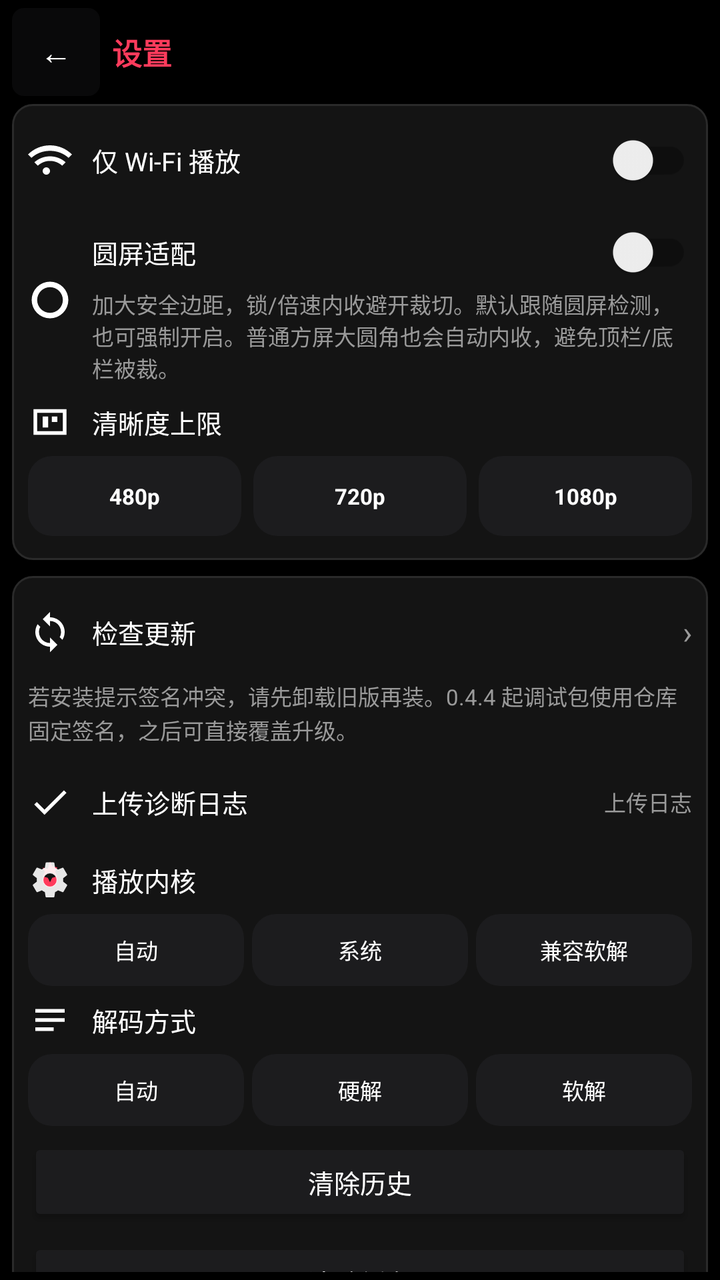
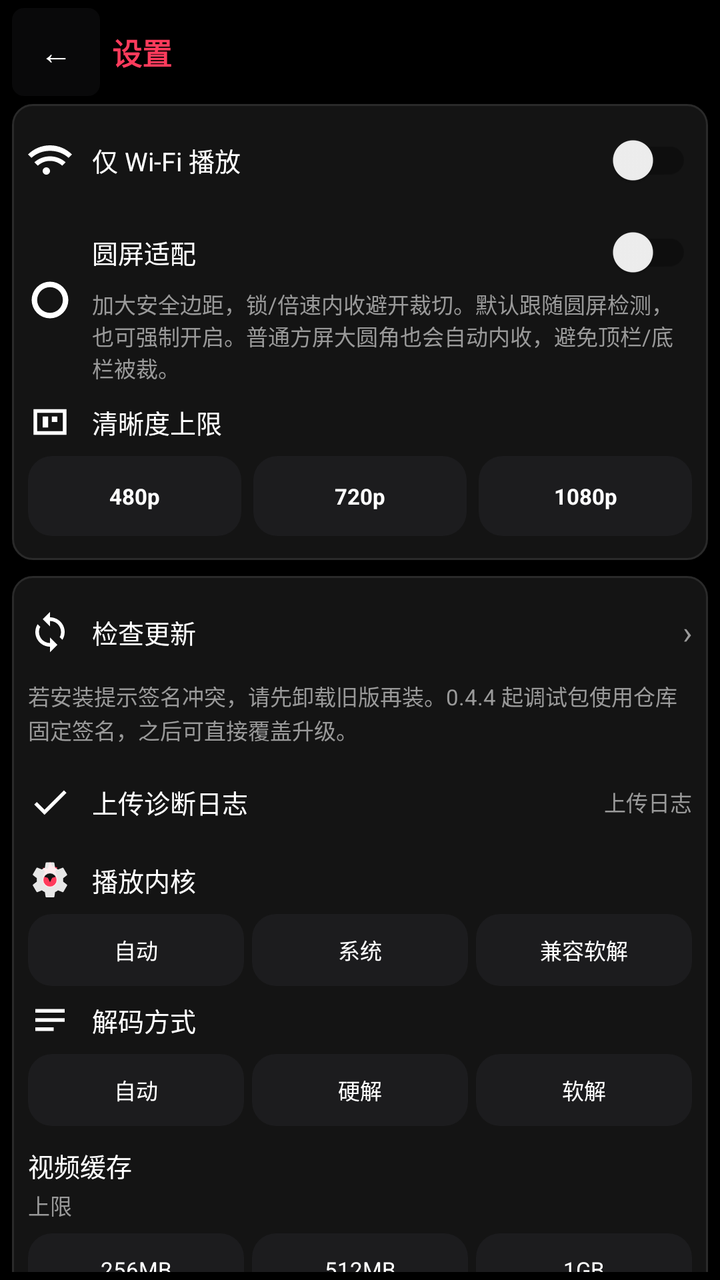

Screens rendered from an Android XML layout before and after an edit, with the pre-edit source and the edit as a unified diff.
<!-- AndroidManifest.xml: application theme Theme.HongguoWatch -->
<!-- res/layout/activity_settings.xml -->
<?xml version="1.0" encoding="utf-8"?>
<LinearLayout xmlns:android="http://schemas.android.com/apk/res/android"
    android:id="@+id/settingsRoot"
    android:layout_width="match_parent"
    android:layout_height="match_parent"
    android:background="@color/bg"
    android:orientation="vertical"
    android:paddingHorizontal="@dimen/watch_pad"
    android:paddingTop="@dimen/watch_pad_tight"
    android:paddingBottom="@dimen/watch_pad_tight">

    <LinearLayout
        android:layout_width="match_parent"
        android:layout_height="wrap_content"
        android:gravity="center_vertical"
        android:orientation="horizontal"
        android:paddingBottom="4dp">

        <TextView
            android:id="@+id/backButton"
            android:layout_width="44dp"
            android:layout_height="44dp"
            android:background="@drawable/bg_control_button"
            android:gravity="center"
            android:text="@string/back"
            android:textColor="@color/text_primary"
            android:textSize="16sp" />

        <TextView
            android:layout_width="0dp"
            android:layout_height="wrap_content"
            android:layout_marginStart="6dp"
            android:layout_weight="1"
            android:text="@string/tab_settings"
            android:textColor="@color/accent"
            android:textSize="@dimen/watch_title"
            android:textStyle="bold" />
    </LinearLayout>

    <ScrollView
        android:layout_width="match_parent"
        android:layout_height="0dp"
        android:layout_weight="1"
        android:overScrollMode="never"
        android:scrollbars="none">

        <LinearLayout
            android:layout_width="match_parent"
            android:layout_height="wrap_content"
            android:orientation="vertical"
            android:paddingBottom="8dp">

            <LinearLayout
                android:layout_width="match_parent"
                android:layout_height="wrap_content"
                android:background="@drawable/bg_setting_block"
                android:orientation="vertical"
                android:paddingVertical="4dp">

                <LinearLayout
                    android:layout_width="match_parent"
                    android:layout_height="48dp"
                    android:gravity="center_vertical"
                    android:orientation="horizontal"
                    android:paddingHorizontal="8dp">

                    <ImageView
                        android:layout_width="22dp"
                        android:layout_height="22dp"
                        android:contentDescription="@null"
                        android:src="@drawable/ic_settings_wifi" />

                    <androidx.appcompat.widget.SwitchCompat
                        android:id="@+id/wifiOnlySwitch"
                        android:layout_width="0dp"
                        android:layout_height="match_parent"
                        android:layout_marginStart="10dp"
                        android:layout_weight="1"
                        android:text="@string/wifi_only"
                        android:textColor="@color/text_primary"
                        android:textSize="@dimen/watch_body" />
                </LinearLayout>

                <LinearLayout
                    android:layout_width="match_parent"
                    android:layout_height="wrap_content"
                    android:gravity="center_vertical"
                    android:minHeight="48dp"
                    android:orientation="horizontal"
                    android:paddingHorizontal="8dp"
                    android:paddingVertical="4dp">

                    <ImageView
                        android:layout_width="22dp"
                        android:layout_height="22dp"
                        android:contentDescription="@null"
                        android:src="@drawable/ic_settings_round" />

                    <LinearLayout
                        android:layout_width="0dp"
                        android:layout_height="wrap_content"
                        android:layout_marginStart="10dp"
                        android:layout_weight="1"
                        android:orientation="vertical">

                        <androidx.appcompat.widget.SwitchCompat
                            android:id="@+id/roundAdaptSwitch"
                            android:layout_width="match_parent"
                            android:layout_height="wrap_content"
                            android:minHeight="36dp"
                            android:text="@string/round_adapt"
                            android:textColor="@color/text_primary"
                            android:textSize="@dimen/watch_body" />

                        <TextView
                            android:id="@+id/roundAdaptHint"
                            android:layout_width="match_parent"
                            android:layout_height="wrap_content"
                            android:text="@string/round_adapt_hint"
                            android:textColor="@color/text_secondary"
                            android:textSize="@dimen/watch_meta" />
                    </LinearLayout>
                </LinearLayout>

                <LinearLayout
                    android:layout_width="match_parent"
                    android:layout_height="wrap_content"
                    android:orientation="vertical"
                    android:paddingHorizontal="8dp"
                    android:paddingTop="4dp"
                    android:paddingBottom="8dp">

                    <LinearLayout
                        android:layout_width="match_parent"
                        android:layout_height="wrap_content"
                        android:gravity="center_vertical"
                        android:orientation="horizontal">

                        <ImageView
                            android:layout_width="22dp"
                            android:layout_height="22dp"
                            android:contentDescription="@null"
                            android:src="@drawable/ic_settings_quality" />

                        <TextView
                            android:layout_width="0dp"
                            android:layout_height="wrap_content"
                            android:layout_marginStart="10dp"
                            android:layout_weight="1"
                            android:text="@string/max_quality"
                            android:textColor="@color/text_primary"
                            android:textSize="@dimen/watch_body" />

                        <TextView
                            android:id="@+id/qualityStatus"
                            android:layout_width="wrap_content"
                            android:layout_height="wrap_content"
                            android:textColor="@color/text_secondary"
                            android:textSize="@dimen/watch_meta" />
                    </LinearLayout>

                    <LinearLayout
                        android:layout_width="match_parent"
                        android:layout_height="wrap_content"
                        android:layout_marginTop="6dp"
                        android:orientation="horizontal">

                        <TextView
                            android:id="@+id/quality480"
                            android:layout_width="0dp"
                            android:layout_height="40dp"
                            android:layout_marginEnd="4dp"
                            android:layout_weight="1"
                            android:background="@drawable/bg_quality_chip"
                            android:gravity="center"
                            android:text="480p"
                            android:textColor="@color/text_primary"
                            android:textSize="@dimen/watch_meta"
                            android:textStyle="bold" />

                        <TextView
                            android:id="@+id/quality720"
                            android:layout_width="0dp"
                            android:layout_height="40dp"
                            android:layout_marginHorizontal="2dp"
                            android:layout_weight="1"
                            android:background="@drawable/bg_quality_chip"
                            android:gravity="center"
                            android:text="720p"
                            android:textColor="@color/text_primary"
                            android:textSize="@dimen/watch_meta"
                            android:textStyle="bold" />

                        <TextView
                            android:id="@+id/quality1080"
                            android:layout_width="0dp"
                            android:layout_height="40dp"
                            android:layout_marginStart="4dp"
                            android:layout_weight="1"
                            android:background="@drawable/bg_quality_chip"
                            android:gravity="center"
                            android:text="1080p"
                            android:textColor="@color/text_primary"
                            android:textSize="@dimen/watch_meta"
                            android:textStyle="bold" />
                    </LinearLayout>

                    <Spinner
                        android:id="@+id/qualitySpinner"
                        android:layout_width="0dp"
                        android:layout_height="0dp"
                        android:visibility="gone" />
                </LinearLayout>
            </LinearLayout>

            <LinearLayout
                android:layout_width="match_parent"
                android:layout_height="wrap_content"
                android:layout_marginTop="8dp"
                android:background="@drawable/bg_setting_block"
                android:orientation="vertical"
                android:paddingVertical="4dp">

                <LinearLayout
                    android:id="@+id/checkUpdateButton"
                    android:layout_width="match_parent"
                    android:layout_height="48dp"
                    android:background="?attr/selectableItemBackground"
                    android:gravity="center_vertical"
                    android:orientation="horizontal"
                    android:paddingHorizontal="8dp">

                    <ImageView
                        android:layout_width="22dp"
                        android:layout_height="22dp"
                        android:contentDescription="@null"
                        android:src="@drawable/ic_settings_update" />

                    <TextView
                        android:layout_width="0dp"
                        android:layout_height="wrap_content"
                        android:layout_marginStart="10dp"
                        android:layout_weight="1"
                        android:text="@string/check_update"
                        android:textColor="@color/text_primary"
                        android:textSize="@dimen/watch_body" />

                    <TextView
                        android:id="@+id/versionLabel"
                        android:layout_width="wrap_content"
                        android:layout_height="wrap_content"
                        android:textColor="@color/text_secondary"
                        android:textSize="@dimen/watch_meta" />

                    <TextView
                        android:layout_width="wrap_content"
                        android:layout_height="wrap_content"
                        android:layout_marginStart="4dp"
                        android:text="@string/setting_chevron"
                        android:textColor="@color/text_secondary"
                        android:textSize="16sp" />
                </LinearLayout>

                <TextView
                    android:id="@+id/signingNote"
                    android:layout_width="match_parent"
                    android:layout_height="wrap_content"
                    android:paddingHorizontal="8dp"
                    android:paddingBottom="4dp"
                    android:lineSpacingExtra="1dp"
                    android:text="@string/update_signing_note"
                    android:textColor="@color/text_secondary"
                    android:textSize="@dimen/watch_meta" />

                <LinearLayout
                    android:id="@+id/uploadDiagButton"
                    android:layout_width="match_parent"
                    android:layout_height="48dp"
                    android:background="?attr/selectableItemBackground"
                    android:gravity="center_vertical"
                    android:orientation="horizontal"
                    android:paddingHorizontal="8dp">

                    <ImageView
                        android:layout_width="22dp"
                        android:layout_height="22dp"
                        android:contentDescription="@null"
                        android:src="@drawable/ic_settings_diag" />

                    <TextView
                        android:layout_width="0dp"
                        android:layout_height="wrap_content"
                        android:layout_marginStart="10dp"
                        android:layout_weight="1"
                        android:text="@string/upload_diagnostics"
                        android:textColor="@color/text_primary"
                        android:textSize="@dimen/watch_body" />

                    <TextView
                        android:layout_width="wrap_content"
                        android:layout_height="wrap_content"
                        android:text="@string/setting_diag_status"
                        android:textColor="@color/text_secondary"
                        android:textSize="@dimen/watch_meta" />
                </LinearLayout>

                <LinearLayout
                    android:layout_width="match_parent"
                    android:layout_height="wrap_content"
                    android:orientation="vertical"
                    android:paddingHorizontal="8dp"
                    android:paddingTop="4dp"
                    android:paddingBottom="6dp">

                    <LinearLayout
                        android:layout_width="match_parent"
                        android:layout_height="wrap_content"
                        android:gravity="center_vertical"
                        android:orientation="horizontal">

                        <ImageView
                            android:layout_width="22dp"
                            android:layout_height="22dp"
                            android:contentDescription="@null"
                            android:src="@drawable/ic_settings_kernel" />

                        <TextView
                            android:layout_width="0dp"
                            android:layout_height="wrap_content"
                            android:layout_marginStart="10dp"
                            android:layout_weight="1"
                            android:text="@string/player_kernel_label"
                            android:textColor="@color/text_primary"
                            android:textSize="@dimen/watch_body" />

                        <TextView
                            android:id="@+id/kernelStatus"
                            android:layout_width="wrap_content"
                            android:layout_height="wrap_content"
                            android:textColor="@color/text_secondary"
                            android:textSize="@dimen/watch_meta" />
                    </LinearLayout>

                    <LinearLayout
                        android:layout_width="match_parent"
                        android:layout_height="wrap_content"
                        android:layout_marginTop="6dp"
                        android:orientation="horizontal">

                        <TextView
                            android:id="@+id/kernelAuto"
                            android:layout_width="0dp"
                            android:layout_height="36dp"
                            android:layout_marginEnd="2dp"
                            android:layout_weight="1"
                            android:background="@drawable/bg_quality_chip"
                            android:gravity="center"
                            android:text="@string/player_kernel_auto"
                            android:textColor="@color/text_primary"
                            android:textSize="@dimen/watch_meta" />

                        <TextView
                            android:id="@+id/kernelMedia3"
                            android:layout_width="0dp"
                            android:layout_height="36dp"
                            android:layout_marginHorizontal="2dp"
                            android:layout_weight="1"
                            android:background="@drawable/bg_quality_chip"
                            android:gravity="center"
                            android:text="@string/player_kernel_media3"
                            android:textColor="@color/text_primary"
                            android:textSize="@dimen/watch_meta" />

                        <TextView
                            android:id="@+id/kernelIjk"
                            android:layout_width="0dp"
                            android:layout_height="36dp"
                            android:layout_marginStart="2dp"
                            android:layout_weight="1"
                            android:background="@drawable/bg_quality_chip"
                            android:gravity="center"
                            android:text="@string/player_kernel_ijk"
                            android:textColor="@color/text_primary"
                            android:textSize="@dimen/watch_meta" />
                    </LinearLayout>
                </LinearLayout>

                <LinearLayout
                    android:layout_width="match_parent"
                    android:layout_height="wrap_content"
                    android:orientation="vertical"
                    android:paddingHorizontal="8dp"
                    android:paddingBottom="6dp">

                    <LinearLayout
                        android:layout_width="match_parent"
                        android:layout_height="wrap_content"
                        android:gravity="center_vertical"
                        android:orientation="horizontal">

                        <ImageView
                            android:layout_width="22dp"
                            android:layout_height="22dp"
                            android:contentDescription="@null"
                            android:src="@drawable/ic_settings_decode" />

                        <TextView
                            android:layout_width="0dp"
                            android:layout_height="wrap_content"
                            android:layout_marginStart="10dp"
                            android:layout_weight="1"
                            android:text="@string/decode_path_label"
                            android:textColor="@color/text_primary"
                            android:textSize="@dimen/watch_body" />

                        <TextView
                            android:id="@+id/decodeStatus"
                            android:layout_width="wrap_content"
                            android:layout_height="wrap_content"
                            android:textColor="@color/text_secondary"
                            android:textSize="@dimen/watch_meta" />
                    </LinearLayout>

                    <LinearLayout
                        android:layout_width="match_parent"
                        android:layout_height="wrap_content"
                        android:layout_marginTop="6dp"
                        android:orientation="horizontal">

                        <TextView
                            android:id="@+id/decodeAuto"
                            android:layout_width="0dp"
                            android:layout_height="36dp"
                            android:layout_marginEnd="2dp"
                            android:layout_weight="1"
                            android:background="@drawable/bg_quality_chip"
                            android:gravity="center"
                            android:text="@string/decode_path_auto"
                            android:textColor="@color/text_primary"
                            android:textSize="@dimen/watch_meta" />

                        <TextView
                            android:id="@+id/decodeHw"
                            android:layout_width="0dp"
                            android:layout_height="36dp"
                            android:layout_marginHorizontal="2dp"
                            android:layout_weight="1"
                            android:background="@drawable/bg_quality_chip"
                            android:gravity="center"
                            android:text="@string/decode_path_hw"
                            android:textColor="@color/text_primary"
                            android:textSize="@dimen/watch_meta" />

                        <TextView
                            android:id="@+id/decodeSw"
                            android:layout_width="0dp"
                            android:layout_height="36dp"
                            android:layout_marginStart="2dp"
                            android:layout_weight="1"
                            android:background="@drawable/bg_quality_chip"
                            android:gravity="center"
                            android:text="@string/decode_path_sw"
                            android:textColor="@color/text_primary"
                            android:textSize="@dimen/watch_meta" />
                    </LinearLayout>
                </LinearLayout>

                <Button
                    android:id="@+id/clearHistoryButton"
                    android:layout_width="match_parent"
                    android:layout_height="44dp"
                    android:layout_marginHorizontal="8dp"
                    android:backgroundTint="@color/episode_normal"
                    android:minHeight="0dp"
                    android:text="@string/clear_history"
                    android:textColor="@color/text_primary"
                    android:textSize="@dimen/watch_body" />

                <Button
                    android:id="@+id/clearCacheButton"
                    android:layout_width="match_parent"
                    android:layout_height="44dp"
                    android:layout_marginHorizontal="8dp"
                    android:layout_marginTop="6dp"
                    android:layout_marginBottom="8dp"
                    android:backgroundTint="@color/episode_normal"
                    android:minHeight="0dp"
                    android:text="@string/clear_cache"
                    android:textColor="@color/text_primary"
                    android:textSize="@dimen/watch_body" />
            </LinearLayout>

            <TextView
                android:id="@+id/qqGroupLabel"
                android:layout_width="match_parent"
                android:layout_height="wrap_content"
                android:layout_marginTop="12dp"
                android:gravity="center"
                android:paddingVertical="6dp"
                android:text="@string/qq_group"
                android:textColor="@color/text_secondary"
                android:textSize="@dimen/watch_meta" />
        </LinearLayout>
    </ScrollView>
</LinearLayout>
<!-- resources referenced by this layout -->
<resources>
  <color name="accent">#FF3B5C</color>
  <color name="bg">#000000</color>
  <color name="episode_normal">#1C1C1E</color>
  <color name="text_primary">#FFFFFF</color>
  <color name="text_secondary">#9A9A9A</color>
  <dimen name="watch_body">13sp</dimen>
  <dimen name="watch_meta">11sp</dimen>
  <dimen name="watch_pad">6dp</dimen>
  <dimen name="watch_pad_tight">4dp</dimen>
  <dimen name="watch_title">15sp</dimen>
  <!-- drawable bg_setting_block (drawable) -->
  <?xml version="1.0" encoding="utf-8"?>
  <shape xmlns:android="http://schemas.android.com/apk/res/android"
      android:shape="rectangle">
      <solid android:color="@color/bg_elevated" />
      <corners android:radius="10dp" />
      <stroke
          android:width="1dp"
          android:color="@color/stroke" />
  </shape>
  <string name="back">←</string>
  <string name="check_update">检查更新</string>
  <string name="clear_cache">清除缓存</string>
  <string name="clear_history">清除历史</string>
  <string name="decode_path_auto">自动</string>
  <string name="decode_path_hw">硬解</string>
  <string name="decode_path_label">解码方式</string>
  <string name="decode_path_sw">软解</string>
  <string name="max_quality">清晰度上限</string>
  <string name="player_kernel_auto">自动</string>
  <string name="player_kernel_ijk">兼容软解</string>
  <string name="player_kernel_label">播放内核</string>
  <string name="player_kernel_media3">系统</string>
  <string name="qq_group">QQ群 1130845653</string>
  <string name="round_adapt">圆屏适配</string>
  <string name="round_adapt_hint">加大安全边距，锁/倍速内收避开裁切。默认跟随圆屏检测，也可强制开启。普通方屏大圆角也会自动内收，避免顶栏/底栏被裁。</string>
  <string name="setting_chevron">›</string>
  <string name="setting_diag_status">上传日志</string>
  <string name="tab_settings">设置</string>
  <string name="update_signing_note">若安装提示签名冲突，请先卸载旧版再装。0.4.4 起调试包使用仓库固定签名，之后可直接覆盖升级。</string>
  <string name="upload_diagnostics">上传诊断日志</string>
  <string name="wifi_only">仅 Wi‑Fi 播放</string>
  <color name="accent_soft">#33FF3B5C</color>
  <color name="accent_dim">#C92D48</color>
  <color name="bg_chip">#1C1C1E</color>
  <color name="bg_elevated">#141414</color>
  <color name="stroke">#2A2A2A</color>
  <!-- drawable bg_alert_dialog (drawable) -->
  <?xml version="1.0" encoding="utf-8"?>
  <shape xmlns:android="http://schemas.android.com/apk/res/android"
      android:shape="rectangle">
      <solid android:color="@color/bg_elevated" />
      <corners android:radius="12dp" />
      <stroke
          android:width="1dp"
          android:color="@color/stroke" />
  </shape>
  <style name="Widget.HongguoWatch.DialogButton.Positive" parent="Widget.HongguoWatch.DialogButton">
          
          <item name="android:textColor">@color/accent</item>
      </style>
  <style name="Widget.HongguoWatch.DialogButton" parent="Widget.MaterialComponents.Button.TextButton.Dialog">
          <item name="android:textColor">@color/text_primary</item>
          <item name="android:textSize">12sp</item>
          <item name="android:textAllCaps">false</item>
          <item name="android:minHeight">40dp</item>
          <item name="rippleColor">@color/stroke</item>
      </style>
  <style name="TextAppearance.HongguoWatch.DialogTitle" parent="TextAppearance.MaterialComponents.Subtitle1">
          <item name="android:textColor">@color/text_primary</item>
          <item name="android:textSize">15sp</item>
          <item name="android:textStyle">bold</item>
      </style>
  <style name="TextAppearance.HongguoWatch.DialogBody" parent="TextAppearance.MaterialComponents.Body2">
          <item name="android:textColor">@color/text_secondary</item>
          <item name="android:textSize">12sp</item>
      </style>
  <!-- unchanged entries left out for length: 11 -->
</resources>

<!-- the commit's change to res/layout/activity_settings.xml (unified diff, before → after) -->
@@ -465,6 +465,88 @@
                     </LinearLayout>
                 </LinearLayout>
 
+                <LinearLayout
+                    android:layout_width="match_parent"
+                    android:layout_height="wrap_content"
+                    android:orientation="vertical"
+                    android:paddingHorizontal="8dp"
+                    android:paddingTop="4dp"
+                    android:paddingBottom="6dp">
+
+                    <LinearLayout
+                        android:layout_width="match_parent"
+                        android:layout_height="wrap_content"
+                        android:gravity="center_vertical"
+                        android:orientation="horizontal">
+
+                        <TextView
+                            android:layout_width="0dp"
+                            android:layout_height="wrap_content"
+                            android:layout_weight="1"
+                            android:text="@string/video_cache_label"
+                            android:textColor="@color/text_primary"
+                            android:textSize="@dimen/watch_body" />
+
+                        <TextView
+                            android:id="@+id/videoCacheUsage"
+                            android:layout_width="wrap_content"
+                            android:layout_height="wrap_content"
+                            android:textColor="@color/text_secondary"
+                            android:textSize="@dimen/watch_meta" />
+                    </LinearLayout>
+
+                    <TextView
+                        android:layout_width="match_parent"
+                        android:layout_height="wrap_content"
+                        android:layout_marginTop="2dp"
+                        android:text="@string/video_cache_budget"
+                        android:textColor="@color/text_secondary"
+                        android:textSize="@dimen/watch_meta" />
+
+                    <LinearLayout
+                        android:layout_width="match_parent"
+                        android:layout_height="wrap_content"
+                        android:layout_marginTop="6dp"
+                        android:orientation="horizontal">
+
+                        <TextView
+                            android:id="@+id/cacheBudget256"
+                            android:layout_width="0dp"
+                            android:layout_height="36dp"
+                            android:layout_marginEnd="2dp"
+                            android:layout_weight="1"
+                            android:background="@drawable/bg_quality_chip"
+                            android:gravity="center"
+                            android:text="256MB"
+                            android:textColor="@color/text_primary"
+                            android:textSize="@dimen/watch_meta" />
+
+                        <TextView
+                            android:id="@+id/cacheBudget512"
+                            android:layout_width="0dp"
+                            android:layout_height="36dp"
+                            android:layout_marginHorizontal="2dp"
+                            android:layout_weight="1"
+                            android:background="@drawable/bg_quality_chip"
+                            android:gravity="center"
+                            android:text="512MB"
+                            android:textColor="@color/text_primary"
+                            android:textSize="@dimen/watch_meta" />
+
+                        <TextView
+                            android:id="@+id/cacheBudget1024"
+                            android:layout_width="0dp"
+                            android:layout_height="36dp"
+                            android:layout_marginStart="2dp"
+                            android:layout_weight="1"
+                            android:background="@drawable/bg_quality_chip"
+                            android:gravity="center"
+                            android:text="1GB"
+                            android:textColor="@color/text_primary"
+                            android:textSize="@dimen/watch_meta" />
+                    </LinearLayout>
+                </LinearLayout>
+
                 <Button
                     android:id="@+id/clearHistoryButton"
                     android:layout_width="match_parent"
@@ -473,6 +555,18 @@
                     android:backgroundTint="@color/episode_normal"
                     android:minHeight="0dp"
                     android:text="@string/clear_history"
+                    android:textColor="@color/text_primary"
+                    android:textSize="@dimen/watch_body" />
+
+                <Button
+                    android:id="@+id/clearVideoCacheButton"
+                    android:layout_width="match_parent"
+                    android:layout_height="44dp"
+                    android:layout_marginHorizontal="8dp"
+                    android:layout_marginTop="6dp"
+                    android:backgroundTint="@color/episode_normal"
+                    android:minHeight="0dp"
+                    android:text="@string/clear_video_cache"
                     android:textColor="@color/text_primary"
                     android:textSize="@dimen/watch_body" />
 
<!-- resource entries referenced after the edit -->
@@ -24,6 +24,7 @@
   <string name="check_update">检查更新</string>
   <string name="clear_cache">清除缓存</string>
   <string name="clear_history">清除历史</string>
+  <string name="clear_video_cache">清除视频缓存</string>
   <string name="decode_path_auto">自动</string>
   <string name="decode_path_hw">硬解</string>
   <string name="decode_path_label">解码方式</string>
@@ -41,6 +42,8 @@
   <string name="tab_settings">设置</string>
   <string name="update_signing_note">若安装提示签名冲突，请先卸载旧版再装。0.4.4 起调试包使用仓库固定签名，之后可直接覆盖升级。</string>
   <string name="upload_diagnostics">上传诊断日志</string>
+  <string name="video_cache_budget">上限</string>
+  <string name="video_cache_label">视频缓存</string>
   <string name="wifi_only">仅 Wi‑Fi 播放</string>
   <color name="accent_soft">#33FF3B5C</color>
   <color name="accent_dim">#C92D48</color>
